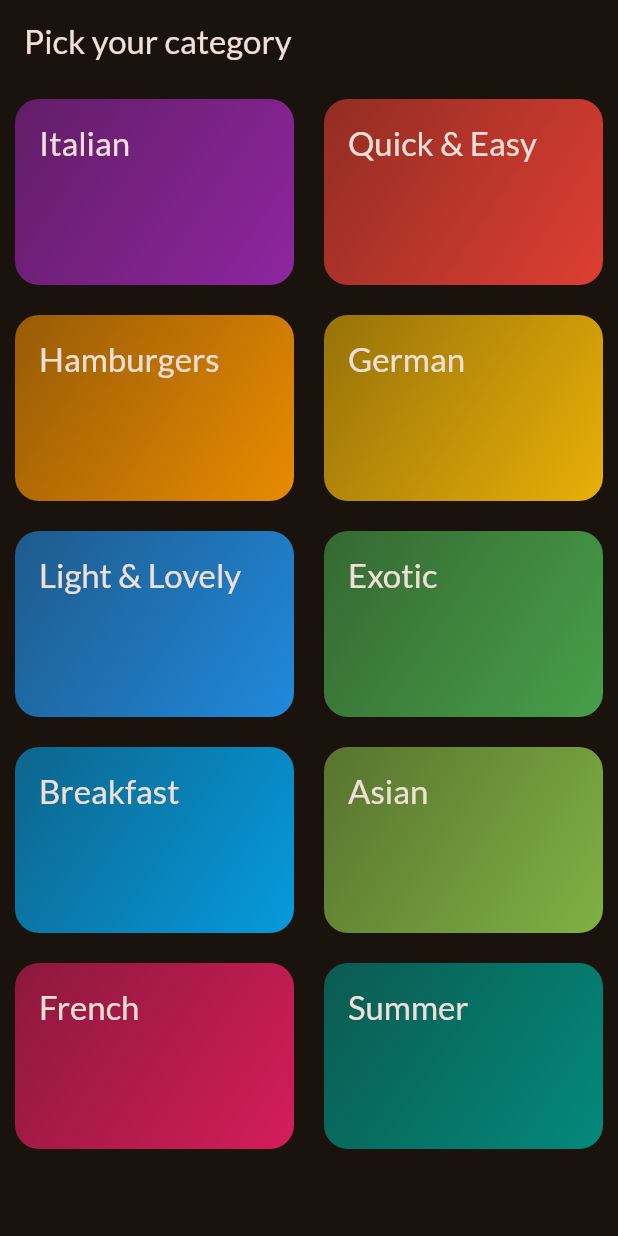
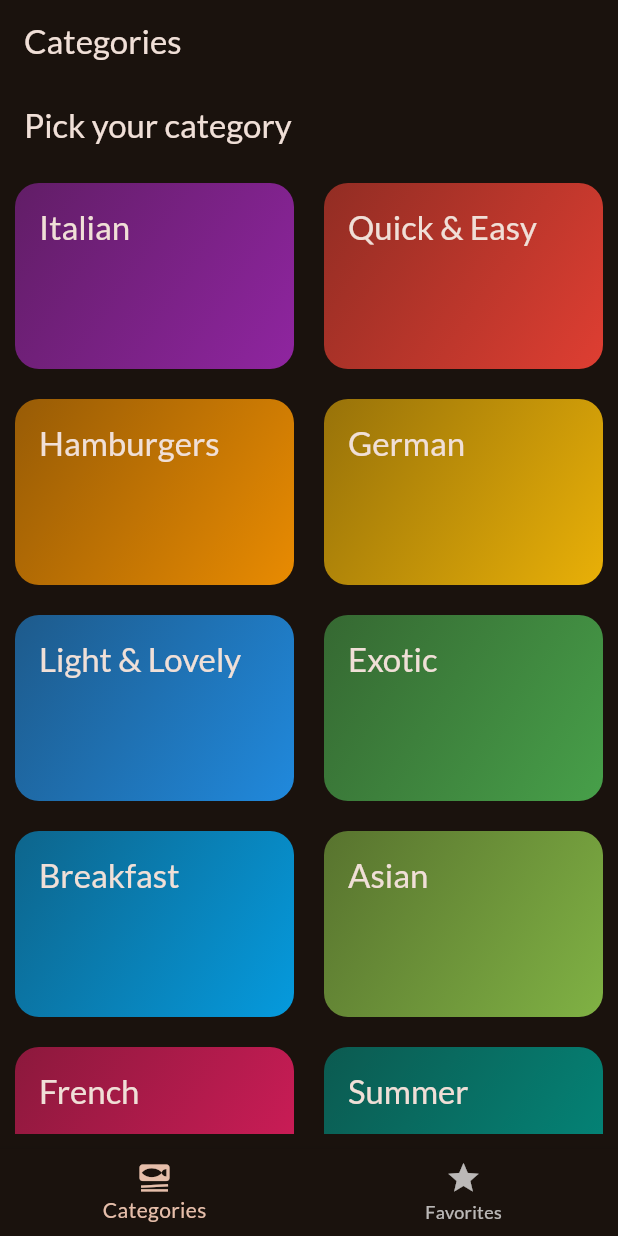
Before and after one commit to FAArik/Meals_App, a Flutter app: the screen it shows after launch, on a phone screen of 412 x 824 dp. Run offline on Flutter 3.47's test engine with Material 3 defaults, Android fonts, the phone set to English and light mode, and no system bars; our stand-ins replace google_fonts, transparent_image.

Commit message:
keep working on favorites

```diff
--- a/lib/main.dart
+++ b/lib/main.dart
@@ -1,7 +1,6 @@
 import 'package:flutter/material.dart';
+import 'package:flutter_internals/screens/tabs.dart';
 import 'package:google_fonts/google_fonts.dart';
-
-import 'screens/categories.dart';
 
 final theme = ThemeData(
   useMaterial3: true,
@@ -23,7 +22,7 @@ class App extends StatelessWidget {
   Widget build(BuildContext context) {
     return MaterialApp(
       theme: theme,
-      home: const CategoriesScreen(),
+      home: const TabsScreen(),
     );
   }
 }
--- a/lib/screens/categories.dart
+++ b/lib/screens/categories.dart
@@ -41,7 +41,7 @@ class CategoriesScreen extends StatelessWidget {
               CategoryGridItem(
                 category: category,
                 onSelectCategory: () {
-                  _selectCategory(context,category);
+                  _selectCategory(context, category);
                 },
               ),
           ],
--- /dev/null
+++ b/lib/screens/tabs.dart
@@ -0,0 +1,63 @@
+import 'package:flutter/material.dart';
+import 'package:flutter_internals/models/meal.dart';
+import 'package:flutter_internals/screens/categories.dart';
+import 'package:flutter_internals/screens/meals.dart';
+
+class TabsScreen extends StatefulWidget {
+  const TabsScreen({super.key});
+  @override
+  State<StatefulWidget> createState() {
+    return _TabsScreenState();
+  }
+}
+
+class _TabsScreenState extends State<TabsScreen> {
+  final List<Meal> _favorites = [];
+
+  _toggleMealFavoriteStatus(Meal meal) {
+    final isExisting = _favorites.contains(meal);
+    if (isExisting)
+      _favorites.remove(meal);
+    else
+      _favorites.add(meal);
+  }
+
+  int _selectedPageIndex = 0;
+  void _selectPage(int pageIndex) {
+    setState(() {
+      _selectedPageIndex = pageIndex;
+    });
+  }
+
+  @override
+  Widget build(BuildContext context) {
+    Widget activepage = const CategoriesScreen();
+    var activePageTitle = "Categories";
+    if (_selectedPageIndex == 1) {
+      activepage = const MealsScreen(meals: []);
+      activePageTitle = "Your Favorites";
+    }
+    return Scaffold(
+      appBar: AppBar(
+        title: Text(activePageTitle),
+      ),
+      body: activepage,
+      bottomNavigationBar: BottomNavigationBar(
+        currentIndex: _selectedPageIndex,
+        items: const [
+          BottomNavigationBarItem(
+            icon: Icon(Icons.set_meal),
+            label: 'Categories',
+          ),
+          BottomNavigationBarItem(
+            icon: Icon(Icons.star),
+            label: 'Favorites',
+          ),
+        ],
+        onTap: (index) {
+          _selectPage(index);
+        },
+      ),
+    );
+  }
+}
```
Also changed, not shown: lib/screens/meals.dart (+12 -9 lines), lib/widgets/meal_item.dart (+18 -3 lines), lib/widgets/meal_recipe.dart (added, +67 -0 lines).
